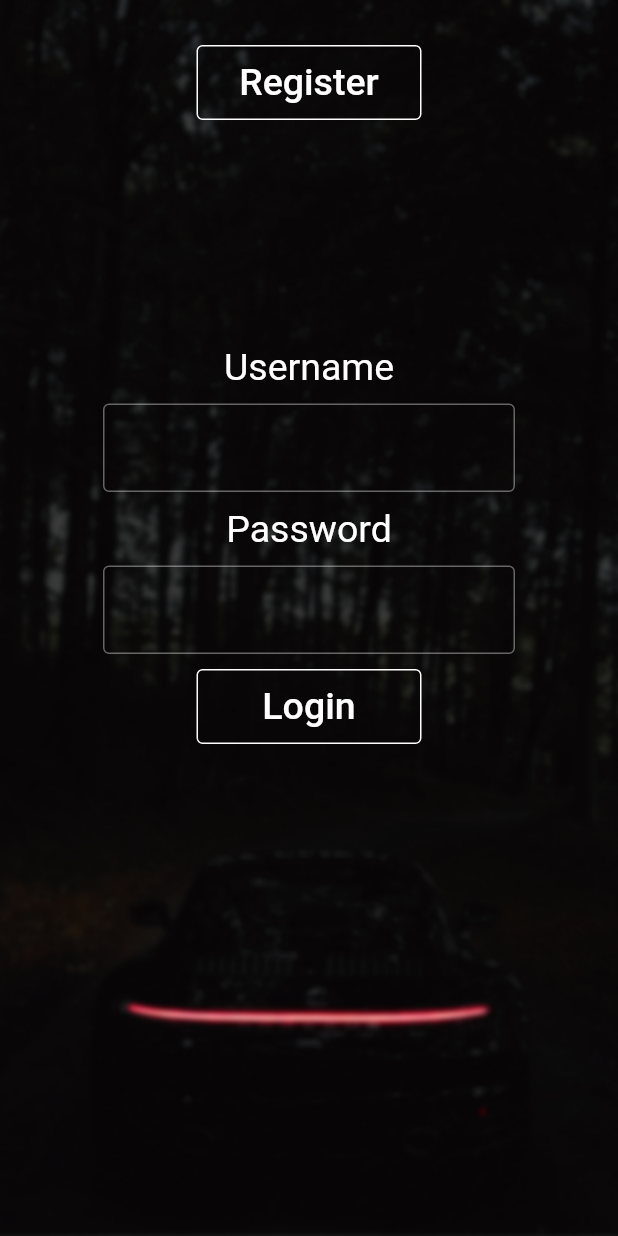
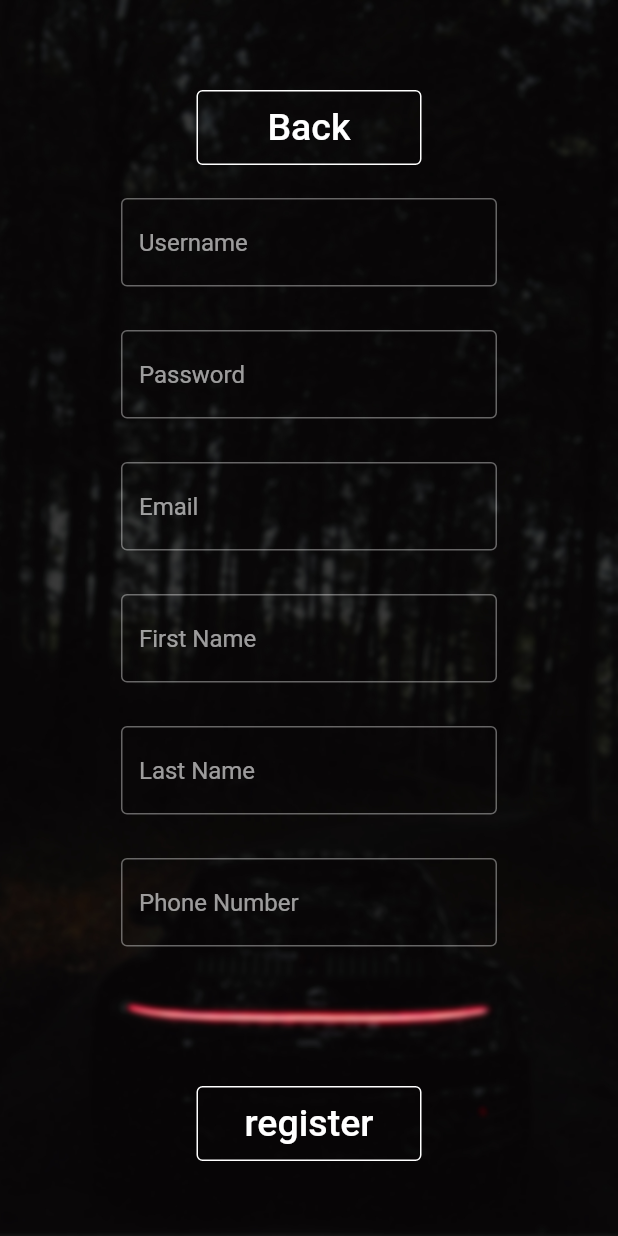
Before and after one commit to Danyelss/license-android-app-flutter, a Flutter app: the LoginScreen screen opened directly, after a tap on "Register", on a phone screen of 412 x 824 dp. Run offline on Flutter 3.47's test engine with Material 2 defaults, Android fonts, the phone set to English and light mode, and no system bars.

Commit message:
Multiple screens added

```diff
--- a/lib/main.dart
+++ b/lib/main.dart
@@ -20,7 +20,7 @@ class MyApp extends StatelessWidget {
       ),
       themeMode: ThemeMode.dark,
       debugShowCheckedModeBanner: false,
-      home: const HomeScreen(),
+      home: const LoginScreen(),
     );
   }
 }
--- a/lib/screens/LoginScreen.dart
+++ b/lib/screens/LoginScreen.dart
@@ -1,7 +1,18 @@
+import 'package:crypto_bank_android_app/screens/HomeScreen.dart';
+import 'package:crypto_bank_android_app/screens/RegisterScreen.dart';
+import 'package:crypto_bank_android_app/widgets/TextFieldAndLabelWidget.dart';
 import 'package:flutter/material.dart';
 
-class LoginScreen extends StatelessWidget {
+class LoginScreen extends StatefulWidget {
   const LoginScreen({Key? key}) : super(key: key);
+
+  @override
+  _LoginScreenState createState() => _LoginScreenState();
+}
+
+class _LoginScreenState extends State<LoginScreen> {
+  TextEditingController usernameController = TextEditingController();
+  TextEditingController passwordController = TextEditingController();
 
   @override
   Widget build(BuildContext context) {
@@ -15,14 +26,17 @@ class LoginScreen extends StatelessWidget {
         ),
         child: Column(
           children: [
-            const SizedBox(height: 30),
+            const SizedBox(height: 60),
             OutlinedButton(
               style: OutlinedButton.styleFrom(
                 side: const BorderSide(color: Colors.white),
                 minimumSize: const Size(150, 50),
               ),
               onPressed: () {
-                // Respond to button press
+                Navigator.push(
+                  context,
+                  MaterialPageRoute(builder: (context) => RegisterScreen()),
+                );
               },
               child: Text(
                 "Register",
@@ -32,7 +46,7 @@ class LoginScreen extends StatelessWidget {
                 ),
               ),
             ),
-            const SizedBox(height: 150),
+            const SizedBox(height: 140),
             Center(
               child: Container(
                 width: MediaQuery.of(context).size.width * (2 / 3),
@@ -40,41 +54,30 @@ class LoginScreen extends StatelessWidget {
                 child: Column(
                   mainAxisAlignment: MainAxisAlignment.center,
                   children: <Widget>[
-                    const Text(
-                      'Username',
-                      style: TextStyle(
-                        fontSize: 25,
-                      ),
+                    TextFieldWidget(
+                      label: 'Username',
+                      textController: usernameController,
+                      password: false,
                     ),
-                    const SizedBox(height: 10),
-                    const TextField(
-                      obscureText: false,
-                      decoration: InputDecoration(
-                        border: OutlineInputBorder(),
-                      ),
+                    TextFieldWidget(
+                      label: 'Password',
+                      textController: passwordController,
+                      password: true,
                     ),
-                    const SizedBox(height: 10),
-                    const Text(
-                      'Password',
-                      style: TextStyle(
-                        fontSize: 25,
-                      ),
-                    ),
-                    const SizedBox(height: 10),
-                    const TextField(
-                      obscureText: true,
-                      decoration: InputDecoration(
-                        border: OutlineInputBorder(),
-                      ),
-                    ),
-                    const SizedBox(height: 10),
                     OutlinedButton(
                       style: OutlinedButton.styleFrom(
                         side: const BorderSide(color: Colors.white),
                         minimumSize: const Size(150, 50),
                       ),
                       onPressed: () {
-                        // Respond to button press
+                        print(usernameController.text);
+                        print(passwordController.text);
+                        usernameController.clear();
+                        passwordController.clear();
+                        Navigator.push(
+                          context,
+                          MaterialPageRoute(builder: (context) => HomeScreen()),
+                        );
                       },
                       child: Text(
                         "Login",
--- /dev/null
+++ b/lib/screens/RegisterScreen.dart
@@ -0,0 +1,182 @@
+import 'package:crypto_bank_android_app/screens/HomeScreen.dart';
+import 'package:crypto_bank_android_app/widgets/TextFieldAndLabelWidget.dart';
+import 'package:flutter/material.dart';
+
+class RegisterScreen extends StatefulWidget {
+  const RegisterScreen({Key? key}) : super(key: key);
+
+  @override
+  _RegisterScreenState createState() => _RegisterScreenState();
+}
+
+class _RegisterScreenState extends State<RegisterScreen> {
+  TextEditingController usernameController = TextEditingController();
+  TextEditingController passwordController = TextEditingController();
+  TextEditingController emailController = TextEditingController();
+  TextEditingController firstNameController = TextEditingController();
+  TextEditingController lastNameController = TextEditingController();
+  TextEditingController phoneNumberController = TextEditingController();
+
+  @override
+  Widget build(BuildContext context) {
+    return Scaffold(
+      body: Container(
+        decoration: const BoxDecoration(
+          image: DecorationImage(
+            image: AssetImage('assets/porscheLogin.jpg'),
+            fit: BoxFit.cover,
+          ),
+        ),
+        child: Column(
+          children: [
+            const SizedBox(height: 60),
+            OutlinedButton(
+              style: OutlinedButton.styleFrom(
+                side: const BorderSide(color: Colors.white),
+                minimumSize: const Size(150, 50),
+              ),
+              onPressed: () {
+                Navigator.pop(context);
+              },
+              child: Text(
+                "Back",
+                style: TextStyle(
+                  fontSize: 25,
+                  color: Colors.white.withOpacity(1),
+                ),
+              ),
+            ),
+            const SizedBox(height: 10),
+            Center(
+              child: Container(
+                width: MediaQuery.of(context).size.width * (2 / 3),
+                height: MediaQuery.of(context).size.height - 220,
+                child: ListView(
+                  physics: ScrollPhysics(),
+                  padding: EdgeInsets.all(12.0),
+                  children: [
+                    TextFieldWidget(
+                        label: 'Username',
+                        textController: usernameController,
+                        password: false),
+                    TextFieldWidget(
+                      label: 'Password',
+                      textController: passwordController,
+                      password: true,
+                    ),
+                    TextFieldWidget(
+                      label: 'Email',
+                      textController: emailController,
+                      password: false,
+                    ),
+                    TextFieldWidget(
+                      label: 'First Name',
+                      textController: firstNameController,
+                      password: false,
+                    ),
+                    TextFieldWidget(
+                      label: 'Last Name',
+                      textController: lastNameController,
+                      password: false,
+                    ),
+                    TextFieldWidget(
+                      label: 'Phone Number',
+                      textController: phoneNumberController,
+                      password: false,
+                    ),
+                  ],
+                ),
+              ),
+            ),
+            OutlinedButton(
+              style: OutlinedButton.styleFrom(
+                side: const BorderSide(color: Colors.white),
+                minimumSize: const Size(150, 50),
+              ),
+              onPressed: () {
+                print(usernameController.text);
+                print(passwordController.text);
+                print(emailController.text);
+                print(firstNameController.text);
+                print(lastNameController.text);
+                print(phoneNumberController.text);
+                Navigator.pop(context);
+              },
+              child: Text(
+                "register",
+                style: TextStyle(
+                  fontSize: 25,
+                  color: Colors.white.withOpacity(1),
+                ),
+              ),
+            ),
+          ],
+        ),
+      ),
+    );
+  }
+}
+
+/*
+ListView(
+                //mainAxisAlignment: MainAxisAlignment.center,
+                children: <Widget>[
+                  TextFieldWidget(
+                    label: 'Username',
+                    textController: usernameController,
+                    password: false,
+                  ),
+                  //const SizedBox(height: 10),
+                  TextFieldWidget(
+                    label: 'Password',
+                    textController: passwordController,
+                    password: true,
+                  ),
+                  //const SizedBox(height: 10),
+                  TextFieldWidget(
+                    label: 'Email',
+                    textController: emailController,
+                    password: false,
+                  ),
+                  //const SizedBox(height: 10),
+                  TextFieldWidget(
+                    label: 'First Name',
+                    textController: firstNameController,
+                    password: false,
+                  ),
+                  //const SizedBox(height: 10),
+                  TextFieldWidget(
+                    label: 'Last Name',
+                    textController: lastNameController,
+                    password: false,
+                  ),
+                  //const SizedBox(height: 10),
+                  TextFieldWidget(
+                    label: 'Phone Number',
+                    textController: phoneNumberController,
+                    password: false,
+                  ),
+                  //const SizedBox(height: 10),
+                  OutlinedButton(
+                    style: OutlinedButton.styleFrom(
+                      side: const BorderSide(color: Colors.white),
+                      minimumSize: const Size(150, 50),
+                    ),
+                    onPressed: () {
+                      Navigator.push(
+                        context,
+                        MaterialPageRoute(builder: (context) => HomeScreen()),
+                      );
+                    },
+                    child: Text(
+                      "register",
+                      style: TextStyle(
+                        fontSize: 25,
+                        color: Colors.white.withOpacity(1),
+                      ),
+                    ),
+                  ),
+                ],
+              ),
+
+    */
--- /dev/null
+++ b/lib/widgets/TextFieldAndLabelWidget.dart
@@ -0,0 +1,41 @@
+import 'package:flutter/material.dart';
+
+class TextFieldWidget extends StatelessWidget {
+  const TextFieldWidget(
+      {Key? key,
+      required this.label,
+      required this.textController,
+      required this.password})
+      : super(key: key);
+
+  final String label;
+  final TextEditingController textController;
+  final bool password;
+
+  @override
+  Widget build(BuildContext context) {
+    return Container(
+      height: 88,
+      child: TextField(
+        controller: textController,
+        obscureText: password ? true : false,
+        decoration: InputDecoration(
+          border: OutlineInputBorder(),
+          hintText: label,
+        ),
+      ),
+    );
+  }
+}
+
+/*
+final myController = TextEditingController();
+
+  @override
+  void dispose() {
+    // Clean up the controller when the widget is removed from the
+    // widget tree.
+    myController.dispose();
+    super.dispose();
+  }
+  */
```
Also changed, not shown: lib/screens/DepositScreen.dart (added, +28 -0 lines), lib/screens/HomeScreen.dart (+17 -52 lines), lib/screens/VaultScreen.dart (added, +28 -0 lines), lib/screens/WithdrawScreen.dart (added, +28 -0 lines), lib/widgets/Header.dart (added, +61 -0 lines).
